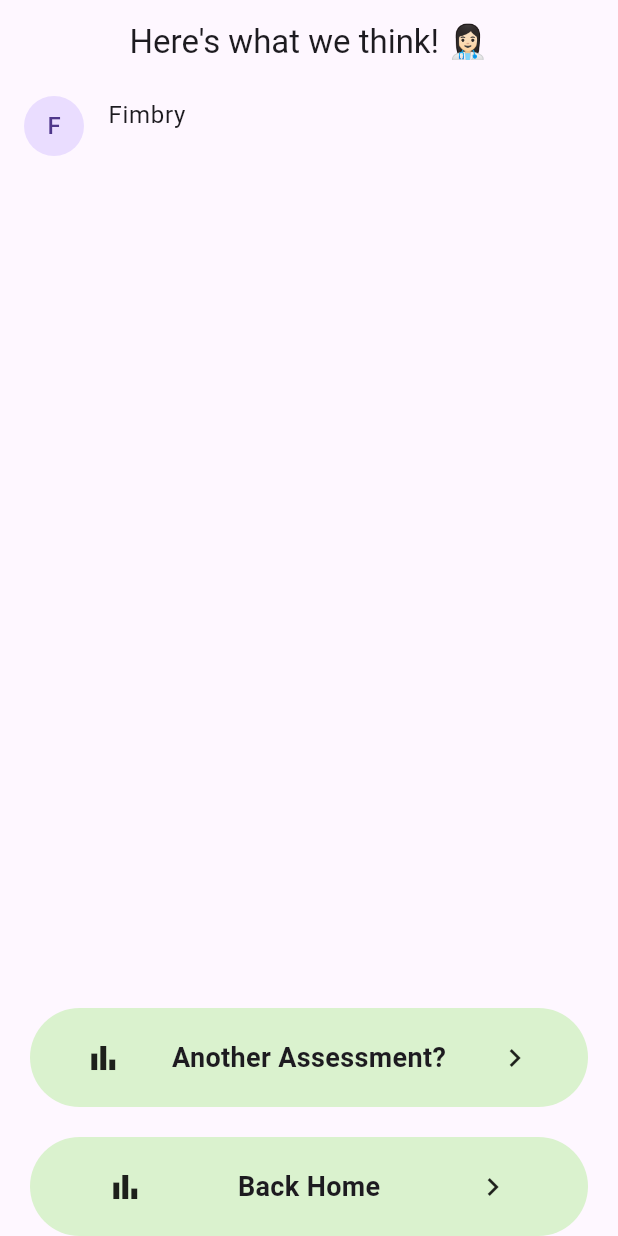
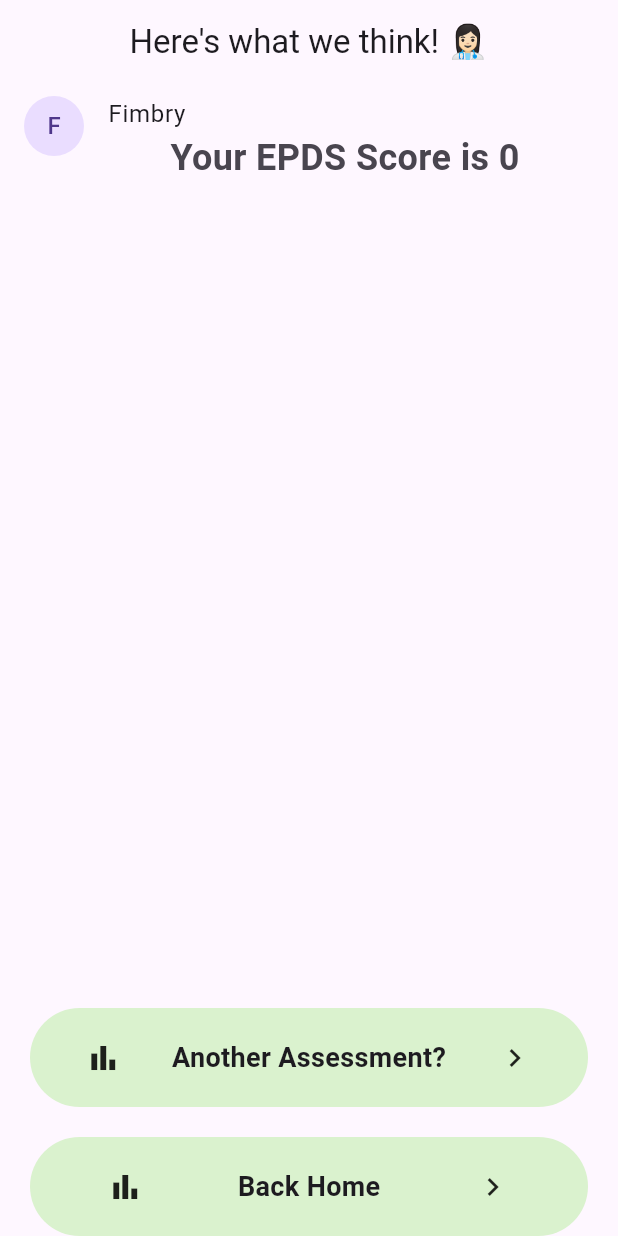
Before and after one commit to Team-Fimbria/GSC2024, a Flutter app: the MyReport screen opened directly with empty values, on a phone screen of 412 x 824 dp. Run offline on Flutter 3.47's test engine with Material 3 defaults, Android fonts, the phone set to English and light mode, and no system bars; our stand-ins replace carousel_slider, cloud_firestore, firebase_auth, firebase_core, firebase_storage, get and 3 more; missing offline and left inert: google_gemini; accounts and stored records are empty; Roboto replaces fonts that are missing (Inria).

Commit message:
prompt modified

```diff
--- a/lib/postpartum_depression/report.dart
+++ b/lib/postpartum_depression/report.dart
@@ -4,8 +4,9 @@ import 'package:gsc2024/postpartum_depression/main.dart';
 const apiKey = "AIzaSyAc8VNOA2zxAJkFsIcAnqdA3gjevglUz8Q";
 
 class Report extends StatelessWidget {
-  String response;
-  Report({super.key, required this.response});
+  String response1;
+  int score;
+  Report({super.key, required this.score, required this.response1});
 
   @override
   Widget build(BuildContext context) {
@@ -15,26 +16,25 @@ class Report extends StatelessWidget {
         colorScheme: ColorScheme.fromSeed(seedColor: Color(0xFF96E072)),
         useMaterial3: true,
       ),
-      home: MyReport(response: response),
+      home: MyReport(score: score, response1: response1),
     );
   }
 }
 
 class MyReport extends StatefulWidget {
-  String response;
-
-  MyReport({
-    super.key,
-    required this.response,
-  });
+  String response1;
+  int score;
+  MyReport({super.key, required this.score, required this.response1});
 
   @override
-  State<MyReport> createState() => _MyReportState(response: response);
+  State<MyReport> createState() =>
+      _MyReportState(score: score, response1: response1);
 }
 
 class _MyReportState extends State<MyReport> {
-  String response;
-  _MyReportState({required this.response});
+  String response1;
+  int score;
+  _MyReportState({required this.score, required this.response1});
   @override
   Widget build(BuildContext context) {
     return Scaffold(
@@ -42,7 +42,7 @@ class _MyReportState extends State<MyReport> {
         title: const Text("Here's what we think! 👩🏻‍⚕️"),
         centerTitle: true,
       ),
-      body: TextOnly(response: response),
+      body: TextOnly(score: score, response1: response1),
     );
   }
 }
@@ -50,19 +50,55 @@ class _MyReportState extends State<MyReport> {
 // ------------------------------ Text Only ------------------------------
 
 class TextOnly extends StatefulWidget {
-  String response;
+  String response1;
+  int score;
 
-  TextOnly({super.key, required this.response});
+  TextOnly({super.key, required this.score, required this.response1});
 
   @override
-  State<TextOnly> createState() => _TextOnlyState(response: response);
+  State<TextOnly> createState() =>
+      _TextOnlyState(score: score, response1: response1);
 }
 
 class _TextOnlyState extends State<TextOnly> {
   bool loading = true;
-  String response;
+  int score;
+  String response1 = "error";
+  List<dynamic> responses = [];
+  _TextOnlyState({required this.score, required this.response1});
 
-  _TextOnlyState({required this.response});
+  @override
+  void initState() {
+    super.initState();
+    setState(() {
+      responses = [
+        Text(
+          'Your EPDS Score is ${score}',
+          style: TextStyle(fontWeight: FontWeight.w700, fontSize: 26),
+        ),
+        // Text(
+        //   'What is EPDS',
+        //   style: TextStyle(fontWeight: FontWeight.w700, fontSize: 22),
+        // ),
+        Text(response1),
+        // Text(
+        //   'Symptoms',
+        //   style: TextStyle(fontWeight: FontWeight.w700, fontSize: 22),
+        // ),
+        // Text(response2),
+        // Text(
+        //   'Precautions',
+        //   style: TextStyle(fontWeight: FontWeight.w700, fontSize: 22),
+        // ),
+        // Text(response3),
+        // Text(
+        //   'Doctor Consultancy',
+        //   style: TextStyle(fontWeight: FontWeight.w700, fontSize: 22),
+        // ),
+        // Text(response4),
+      ];
+    });
+  }
 
   @override
   Widget build(BuildContext context) {
@@ -80,7 +116,16 @@ class _TextOnlyState extends State<TextOnly> {
                   child: Text("F"),
                 ),
                 title: Text("Fimbry"),
-                subtitle: Text(response),
+                subtitle: Column(
+                  children: [
+                    Text(
+                      'Your EPDS Score is ${score}',
+                      style:
+                          TextStyle(fontWeight: FontWeight.w700, fontSize: 24),
+                    ),
+                    Text(response1),
+                  ],
+                ),
               );
             },
           ),
--- a/pubspec.yaml
+++ b/pubspec.yaml
@@ -51,6 +51,8 @@ dependencies:
   intl: ^0.18.1
   dash_chat_2: ^0.0.19
   google_gemini: ^0.1.2
+  syncfusion_flutter_charts: ^24.1.47+2
+  unixtime: ^1.0.0
 
 dev_dependencies:
   flutter_test:
```
Also changed, not shown: lib/postpartum_depression/components/fill_column_data.dart (added, +34 -0 lines), lib/postpartum_depression/graph.dart (added, +192 -0 lines), lib/postpartum_depression/main.dart (+37 -0 lines), lib/postpartum_depression/submission.dart (+52 -8 lines), lib/postpartum_depression/utils/chartGradient.dart (added, +14 -0 lines), pubspec.lock, 1 other file.
